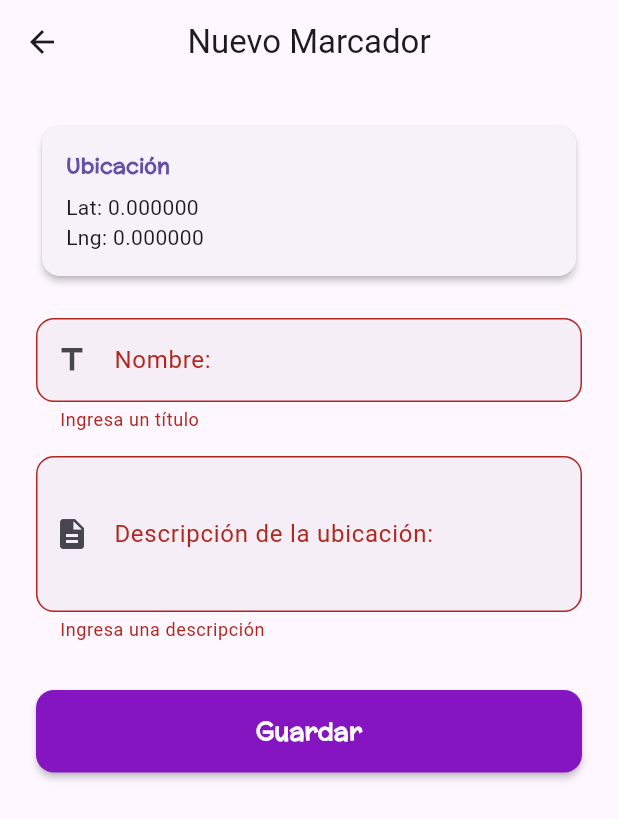
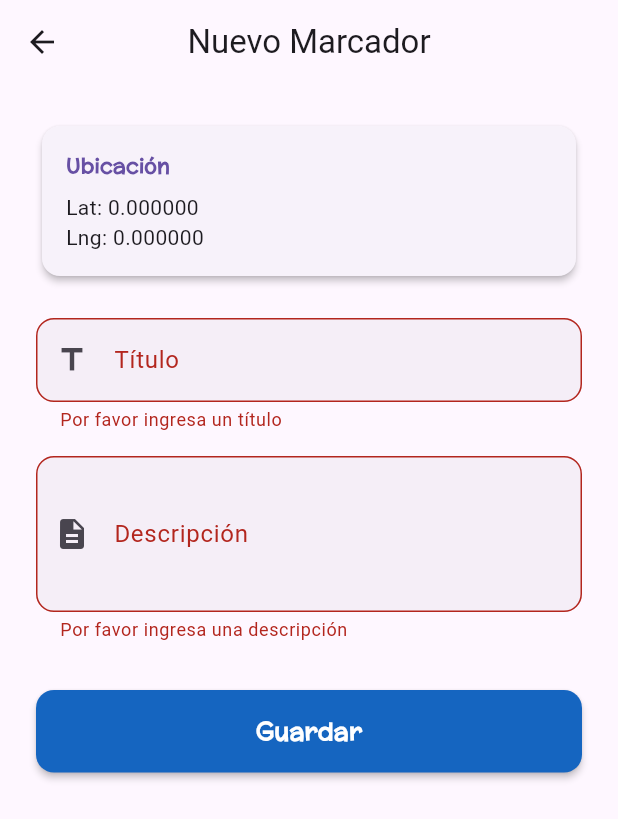
Before and after one commit to YosellinFlores12/ApiGoogleMaps, a Flutter app: the MarkerFormScreen screen opened directly with empty values, after a tap on "Guardar", on a phone screen of 412 x 824 dp. Shown: the top 819 px of the screen. Run offline on Flutter 3.47's test engine with Material 3 defaults, Android fonts, the phone set to English and light mode, and no system bars; our stand-ins replace animated_background, flutter_animate, google_maps_flutter, sqflite; accounts and stored records are empty.

Commit message:
Descripción clara de los cambios, ej: actualizada pantalla de login

```diff
--- a/lib/formulariomaps.dart
+++ b/lib/formulariomaps.dart
@@ -3,8 +3,17 @@ import 'package:google_maps_flutter/google_maps_flutter.dart';
 
 class MarkerFormScreen extends StatefulWidget {
   final LatLng position;
+  final bool isEditing;
+  final String? initialTitle;
+  final String? initialDescription;
 
-  const MarkerFormScreen({Key? key, required this.position}) : super(key: key);
+  const MarkerFormScreen({
+    Key? key,
+    required this.position,
+    required this.isEditing,
+    this.initialTitle,
+    this.initialDescription,
+  }) : super(key: key);
 
   @override
   _MarkerFormScreenState createState() => _MarkerFormScreenState();
@@ -17,6 +26,15 @@ class _MarkerFormScreenState extends State<MarkerFormScreen> {
   bool _isSubmitting = false;
 
   @override
+  void initState() {
+    super.initState();
+    if (widget.isEditing) {
+      _titleController.text = widget.initialTitle ?? '';
+      _descriptionController.text = widget.initialDescription ?? '';
+    }
+  }
+
+  @override
   void dispose() {
     _titleController.dispose();
     _descriptionController.dispose();
@@ -26,8 +44,6 @@ class _MarkerFormScreenState extends State<MarkerFormScreen> {
   Future<void> _submitForm() async {
     if (_formKey.currentState!.validate()) {
       setState(() => _isSubmitting = true);
-
-      // Simulamos un pequeño retardo para mostrar el estado de carga
       await Future.delayed(const Duration(milliseconds: 500));
 
       if (mounted) {
@@ -45,7 +61,7 @@ class _MarkerFormScreenState extends State<MarkerFormScreen> {
 
     return Scaffold(
       appBar: AppBar(
-        title: const Text('Nuevo Marcador'),
+        title: Text(widget.isEditing ? 'Editar Marcador' : 'Nuevo Marcador'),
         centerTitle: true,
         elevation: 0,
       ),
@@ -56,7 +72,6 @@ class _MarkerFormScreenState extends State<MarkerFormScreen> {
           child: Column(
             crossAxisAlignment: CrossAxisAlignment.stretch,
             children: [
-              // Coordenadas
               Card(
                 elevation: 2,
                 shape: RoundedRectangleBorder(
@@ -72,30 +87,26 @@ class _MarkerFormScreenState extends State<MarkerFormScreen> {
                         style: theme.textTheme.titleSmall?.copyWith(
                           color: theme.colorScheme.primary,
                           fontWeight: FontWeight.bold,
-                          fontFamily: 'McLaren'
+                          fontFamily: 'McLaren',
                         ),
                       ),
                       const SizedBox(height: 8),
                       Text(
                         'Lat: ${widget.position.latitude.toStringAsFixed(6)}',
-                        style: theme.textTheme.bodyMedium,
                       ),
                       Text(
                         'Lng: ${widget.position.longitude.toStringAsFixed(6)}',
-                        style: theme.textTheme.bodyMedium,
                       ),
                     ],
                   ),
                 ),
               ),
               const SizedBox(height: 24),
-
-              // Campo de título
               TextFormField(
                 controller: _titleController,
                 decoration: InputDecoration(
-                  labelText: 'Nombre:',
-                  hintText: 'Ej: Lugar preferido',
+                  labelText: 'Título',
+                  hintText: 'Ej: Mi lugar favorito',
                   prefixIcon: const Icon(Icons.title),
                   border: OutlineInputBorder(
                     borderRadius: BorderRadius.circular(12),
@@ -103,26 +114,23 @@ class _MarkerFormScreenState extends State<MarkerFormScreen> {
                   filled: true,
                   fillColor: theme.colorScheme.surfaceVariant.withOpacity(0.4),
                 ),
-                style: theme.textTheme.bodyLarge,
                 validator: (value) {
                   if (value == null || value.trim().isEmpty) {
-                    return 'Ingresa un título';
+                    return 'Por favor ingresa un título';
                   }
                   if (value.trim().length > 50) {
-                    return 'Cant.Máx: 50 caracteres';
+                    return 'Máximo 50 caracteres';
                   }
                   return null;
                 },
                 textInputAction: TextInputAction.next,
               ),
               const SizedBox(height: 16),
-
-              // Campo de descripción
               TextFormField(
                 controller: _descriptionController,
                 decoration: InputDecoration(
-                  labelText: 'Descripción de la ubicación:',
-                  hintText: 'Ej: Es muy lindo',
+                  labelText: 'Descripción',
+                  hintText: 'Ej: Un lugar especial para...',
                   prefixIcon: const Icon(Icons.description),
                   border: OutlineInputBorder(
                     borderRadius: BorderRadius.circular(12),
@@ -130,25 +138,22 @@ class _MarkerFormScreenState extends State<MarkerFormScreen> {
                   filled: true,
                   fillColor: theme.colorScheme.surfaceVariant.withOpacity(0.4),
                 ),
-                style: theme.textTheme.bodyLarge,
                 maxLines: 3,
                 validator: (value) {
                   if (value == null || value.trim().isEmpty) {
-                    return 'Ingresa una descripción';
+                    return 'Por favor ingresa una descripción';
                   }
                   if (value.trim().length > 200) {
-                    return 'Cant.Max: 200 caracteres';
+                    return 'Máximo 200 caracteres';
                   }
                   return null;
                 },
               ),
               const SizedBox(height: 32),
-
-              // Botón de guardar
               ElevatedButton(
                 onPressed: _isSubmitting ? null : _submitForm,
                 style: ElevatedButton.styleFrom(
-                  backgroundColor: const Color.fromARGB(255, 132, 21, 192),
+                  backgroundColor: Colors.blue[800],
                   foregroundColor: Colors.white,
                   padding: const EdgeInsets.symmetric(vertical: 16),
                   shape: RoundedRectangleBorder(
@@ -156,25 +161,44 @@ class _MarkerFormScreenState extends State<MarkerFormScreen> {
                   ),
                   elevation: 2,
                 ),
-                child:
-                    _isSubmitting
-                        ? const SizedBox(
-                          width: 24,
-                          height: 24,
-                          child: CircularProgressIndicator(
+                child: _isSubmitting
+                    ? const CircularProgressIndicator(
                         strokeWidth: 2,
                         color: Colors.white,
-                          ),
                       )
-                        : const Text(
-                          'Guardar',
-                          style: TextStyle(
+                    : Text(
+                        widget.isEditing ? 'Actualizar' : 'Guardar',
+                        style: const TextStyle(
                           fontSize: 16,
                           fontWeight: FontWeight.bold,
                           fontFamily: 'McLaren',
                         ),
                       ),
               ),
+              if (widget.isEditing) ...[
+                const SizedBox(height: 16),
+                OutlinedButton(
+                  onPressed: _isSubmitting
+                      ? null
+                      : () => Navigator.pop(context),
+                  style: OutlinedButton.styleFrom(
+                    padding: const EdgeInsets.symmetric(vertical: 16),
+                    shape: RoundedRectangleBorder(
+                      borderRadius: BorderRadius.circular(12),
+                    ),
+                    side: BorderSide(color: Colors.grey.shade400),
+                  ),
+                  child: const Text(
+                    'Cancelar',
+                    style: TextStyle(
+                      fontSize: 16,
+                      fontWeight: FontWeight.bold,
+                      color: Colors.grey,
+                      fontFamily: 'McLaren',
+                    ),
+                  ),
+                ),
+              ],
             ],
           ),
         ),
```
Also changed, not shown: lib/maps.dart (+149 -7 lines), lib/db.dart (line endings or trailing spaces). Lines whose indentation alone changed are shown as unchanged.
